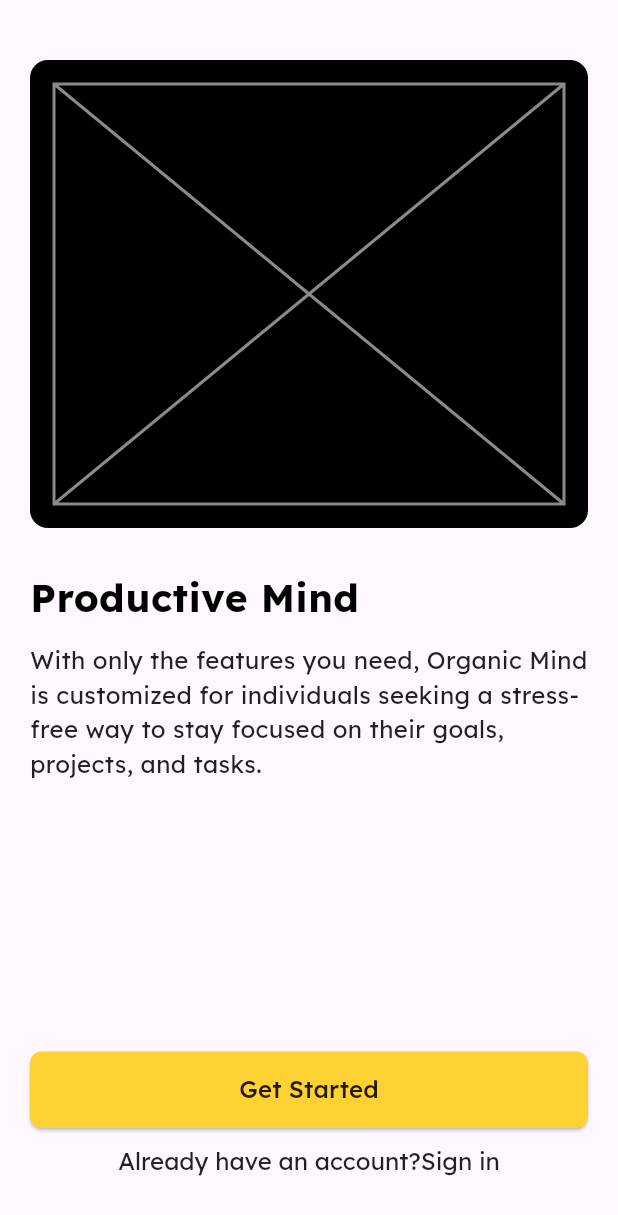
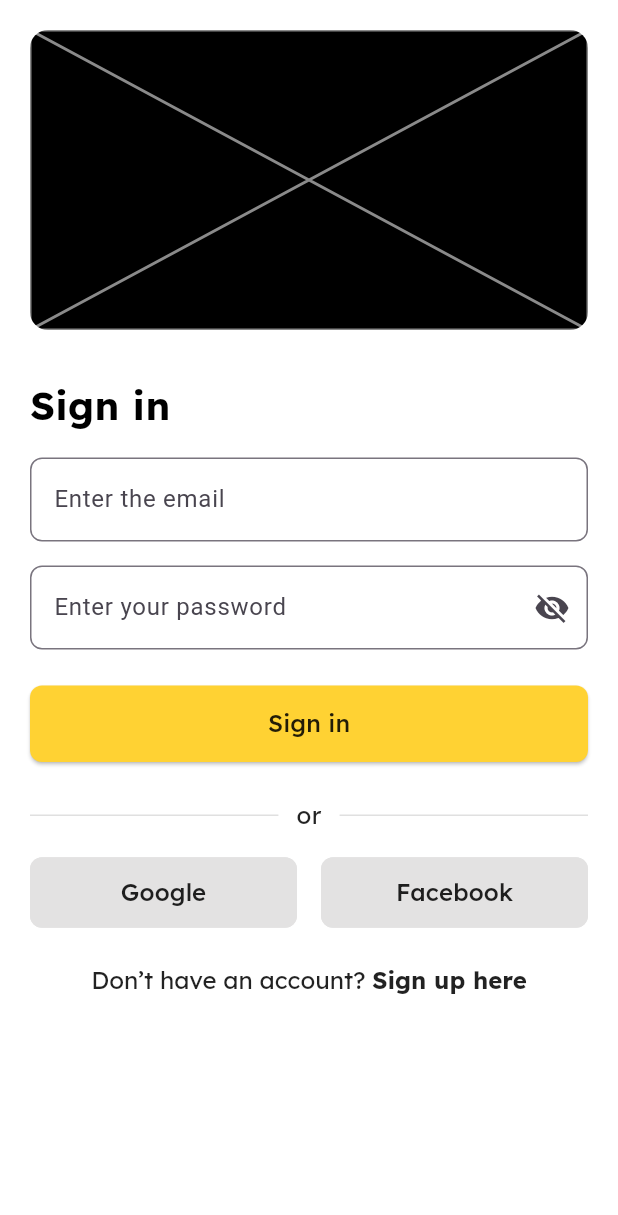
Before and after one commit to poojhaakumar0901/organic_todo_application, a Flutter app: the screen it shows after launch, after a tap on "Get Started", on a phone screen of 412 x 824 dp. Shown: the top 1215 px of the screen. Run offline on Flutter 3.47's test engine with Material 3 defaults, Android fonts, the phone set to English and light mode, and no system bars; our stand-ins replace get, sqflite; accounts and stored records are empty.

Commit message:
signin screen completion

```diff
--- /dev/null
+++ b/lib/config/app_bindings.dart
@@ -0,0 +1,9 @@
+import 'package:get/get.dart';
+import '../screens/sign_in_screen/controller/signin_controller.dart';
+
+class AppBindings extends Bindings {
+  @override
+  void dependencies() {
+    Get.lazyPut<SignInController>(() => SignInController());
+  }
+}
--- /dev/null
+++ b/lib/config/app_routing.dart
@@ -0,0 +1,21 @@
+import 'package:get/get.dart';
+import '../screens/on_boarding_screen/view/onboarding_screen.dart';
+import '../screens/sign_in_screen/view/sign_in_screen.dart';
+import 'app_bindings.dart';
+
+class AppRoutes {
+  static const onboarding = '/onboarding';
+  static const signin = '/signin';
+
+  static final pages = [
+    GetPage(
+      name: onboarding,
+      page: () => const OnboardingScreen(),
+    ),
+    GetPage(
+      name: signin,
+      page: () => const SignInScreen(),
+      binding: AppBindings(),
+    ),
+  ];
+}
--- a/lib/config/theme.dart
+++ b/lib/config/theme.dart
@@ -1,5 +1,5 @@
 import 'package:flutter/material.dart';
-import '../utils/theme/text_styles.dart';
+import '../utils/text_styles.dart';
 
 class AppTheme {
   static ThemeData lightTheme = ThemeData(
--- a/lib/constant/strings.dart
+++ b/lib/constant/strings.dart
@@ -5,4 +5,12 @@ class AppString {
   static const String getStarted = "Get Started";
   static const String getStartedDialog = "Already have an account?";
   static const String signIn = "Sign in";
+  static const String signInTitle = "Sign in";
+  static const String emailHintText = "Enter the email";
+  static const String passwordHintText ="Enter your password";
+  static const String or = "or";
+  static const String google = "Google";
+  static const String facebook = "Facebook";
+  static const String signUpPrompt = "Don’t have an account? ";
+  static const String signUpAction = "Sign up here";
 }
--- a/lib/main.dart
+++ b/lib/main.dart
@@ -1,6 +1,7 @@
 import 'package:flutter/material.dart';
 import 'package:get/get.dart';
-import 'screens/onboarding_screen.dart';
+import 'config/theme.dart';
+import 'config/app_routing.dart';
 
 
 void main() {
@@ -15,11 +16,9 @@ class MyApp extends StatelessWidget {
     return GetMaterialApp(
       debugShowCheckedModeBanner: false,
       title: 'Organic Mind',
-      initialRoute: '/onboarding',
-      getPages: [
-        GetPage(name: '/onboarding', page: () => const OnboardingScreen()),
-      ],
-      theme: ThemeData.light(),
+      initialRoute: AppRoutes.onboarding,
+      getPages: AppRoutes.pages,
+      theme: AppTheme.lightTheme,
     );
   }
 }
--- /dev/null
+++ b/lib/model/user_model.dart
@@ -0,0 +1,23 @@
+class UserModel {
+  final int? id;
+  final String email;
+  final String password;
+
+  UserModel({this.id, required this.email, required this.password});
+
+  Map<String, dynamic> toMap() {
+    return {
+      'id': id,
+      'email': email,
+      'password': password,
+    };
+  }
+
+  factory UserModel.fromMap(Map<String, dynamic> map) {
+    return UserModel(
+      id: map['id'],
+      email: map['email'],
+      password: map['password'],
+    );
+  }
+}
--- a/lib/screens/onboarding_screen.dart
+++ b/lib/screens/on_boarding_screen/view/onboarding_screen.dart
@@ -1,7 +1,8 @@
 import 'package:flutter/material.dart';
-import '../constant/strings.dart';
-import '../utils/theme/text_styles.dart';
-import '../widgets/button.dart';
+import 'package:get/get.dart';
+import '../../../constant/strings.dart';
+import '../../../utils/text_styles.dart';
+import '../../../widgets/button.dart';
 
 class OnboardingScreen extends StatelessWidget {
   const OnboardingScreen({super.key});
@@ -46,6 +47,7 @@ class OnboardingScreen extends StatelessWidget {
 
               CommonButton(
                 onPressed: () {
+                  Get.toNamed('/signin');
                 },
                 label: AppString.getStarted,
               ),
--- /dev/null
+++ b/lib/screens/sign_in_screen/controller/signin_controller.dart
@@ -0,0 +1,30 @@
+import 'package:flutter/material.dart';
+import 'package:get/get.dart';
+import '../../../database/db_helper.dart';
+
+
+class SignInController extends GetxController {
+  final emailController = TextEditingController();
+  final passwordController = TextEditingController();
+
+  final dbHelper = DBHelper();
+
+  void signIn() async {
+    String email = emailController.text.trim();
+    String password = passwordController.text;
+
+    if (email.isEmpty || password.isEmpty) {
+      Get.snackbar("Error", "Please enter email and password");
+      return;
+    }
+
+    final user = await dbHelper.getUser(email, password);
+
+    if (user != null) {
+      Get.snackbar("Success", "Signed in as ${user.email}");
+      // Navigate to home screen or dashboard
+    } else {
+      Get.snackbar("Failed", "Account not found or wrong credentials");
+    }
+  }
+}
--- /dev/null
+++ b/lib/screens/sign_in_screen/view/sign_in_screen.dart
@@ -0,0 +1,175 @@
+import 'package:flutter/material.dart';
+import 'package:get/get.dart';
+import '../../../constant/strings.dart';
+import '../../../utils/text_styles.dart';
+import '../../../widgets/button.dart';
+import '../controller/signin_controller.dart';
+
+class SignInScreen extends StatelessWidget {
+  const SignInScreen({super.key});
+
+  @override
+  Widget build(BuildContext context) {
+    final controller = Get.find<SignInController>();
+
+    return Scaffold(
+      body: SafeArea(
+        child: Padding(
+          padding: const EdgeInsets.symmetric(horizontal: 20, vertical: 20),
+          child: SingleChildScrollView(
+            child: Column(
+              children: [
+                Container(
+                  width: double.infinity,
+                  decoration: BoxDecoration(
+                    color: Colors.black,
+                    borderRadius: BorderRadius.circular(12),
+                  ),
+
+                  child: Column(
+                    crossAxisAlignment: CrossAxisAlignment.start,
+                    children: [
+                      const Placeholder(
+                        fallbackHeight: 200,
+                        color: Colors.white54,
+                      ),
+                    ],
+                  ),
+                ),
+                const SizedBox(height: 32),
+                Align(
+                  alignment: Alignment.centerLeft,
+                  child: Text(
+                    AppString.signInTitle,
+                    style: AppTextStyles.hedlineLarge,
+                  ),
+                ),
+                const SizedBox(height: 16),
+
+                TextField(
+                  controller: controller.emailController,
+                  decoration: InputDecoration(
+                    hintText: AppString.emailHintText,
+                    border: OutlineInputBorder(
+                      borderRadius: BorderRadius.circular(8),
+                    ),
+                  ),
+                ),
+                const SizedBox(height: 16),
+
+                TextField(
+                  controller: controller.passwordController,
+                  obscureText: true,
+                  decoration: InputDecoration(
+                    hintText: AppString.passwordHintText,
+                    border: OutlineInputBorder(
+                      borderRadius: BorderRadius.circular(8),
+                    ),
+                    suffixIcon: Icon(Icons.visibility_off),
+                  ),
+                ),
+
+                const SizedBox(height: 24),
+                CommonButton(
+                  onPressed: controller.signIn,
+                  label: AppString.signIn,
+                ),
+                const SizedBox(height: 24),
+                Row(
+                  children: [
+                    const Expanded(
+                      child: Divider(thickness: 1, color: Colors.black12),
+                    ),
+                    Padding(
+                      padding: const EdgeInsets.symmetric(horizontal: 12),
+                      child: Text(
+                        AppString.or,
+                        style: AppTextStyles.bodyMedium,
+                      ),
+                    ),
+                    const Expanded(
+                      child: Divider(thickness: 1, color: Colors.black12),
+                    ),
+                  ],
+                ),
+                const SizedBox(height: 16),
+                Row(
+                  children: [
+                    Expanded(
+                      child: OutlinedButton(
+                        onPressed: () {},
+                        style: OutlinedButton.styleFrom(
+                          padding: const EdgeInsets.symmetric(vertical: 12),
+                          backgroundColor: const Color.fromARGB(
+                            255,
+                            227,
+                            226,
+                            226,
+                          ),
+                          side: const BorderSide(
+                            color: Color.fromARGB(255, 227, 226, 226),
+                          ),
+                          shape: RoundedRectangleBorder(
+                            borderRadius: BorderRadius.circular(8),
+                          ),
+                        ),
+                        child: Text(
+                          AppString.google,
+                          style: AppTextStyles.bodyMedium,
+                        ),
+                      ),
+                    ),
+                    const SizedBox(width: 16),
+                    Expanded(
+                      child: OutlinedButton(
+                        onPressed: () {},
+                        style: OutlinedButton.styleFrom(
+                          padding: const EdgeInsets.symmetric(vertical: 12),
+                          backgroundColor: const Color.fromARGB(
+                            255,
+                            227,
+                            226,
+                            226,
+                          ),
+                          side: const BorderSide(
+                            color: Color.fromARGB(255, 227, 226, 226),
+                          ),
+                          shape: RoundedRectangleBorder(
+                            borderRadius: BorderRadius.circular(8),
+                          ),
+                        ),
+                        child: Text(
+                          AppString.facebook,
+                          style: AppTextStyles.bodyMedium,
+                        ),
+                      ),
+                    ),
+                  ],
+                ),
+
+                const SizedBox(height: 24),
+
+                Center(
+                  child: RichText(
+                    text: TextSpan(
+                      text: AppString.signUpPrompt,
+                      style: AppTextStyles.bodyMedium,
+                      children: [
+                        TextSpan(
+                          text: AppString.signUpAction,
+                          style: AppTextStyles.bodyMedium.copyWith(
+                            fontWeight: FontWeight.bold,
+                          ),
+                        ),
+                      ],
+                    ),
+                  ),
+                ),
+              ],
+            ),
+          ),
+        ),
+      ),
+    );
+  }
+}
--- a/lib/widgets/button.dart
+++ b/lib/widgets/button.dart
@@ -1,5 +1,5 @@
 import 'package:flutter/material.dart';
-import '../../utils/theme/text_styles.dart';
+import '../../utils/text_styles.dart';
 
 class CommonButton extends StatelessWidget {
   final VoidCallback onPressed;
--- a/pubspec.yaml
+++ b/pubspec.yaml
@@ -36,6 +36,10 @@ dependencies:
   cupertino_icons: ^1.0.8
   sqflite:
   get: ^4.7.2
+  path: ^1.9.1
+  google_sign_in:
+  firebase_core:
+  firebase_auth:
 
 dev_dependencies:
   flutter_test:
```
Also changed, not shown: lib/database/db_helper.dart (added, +52 -0 lines), lib/utils/text_styles.dart (renamed from lib/utils/theme/text_styles.dart), pubspec.lock, 8 other files.
